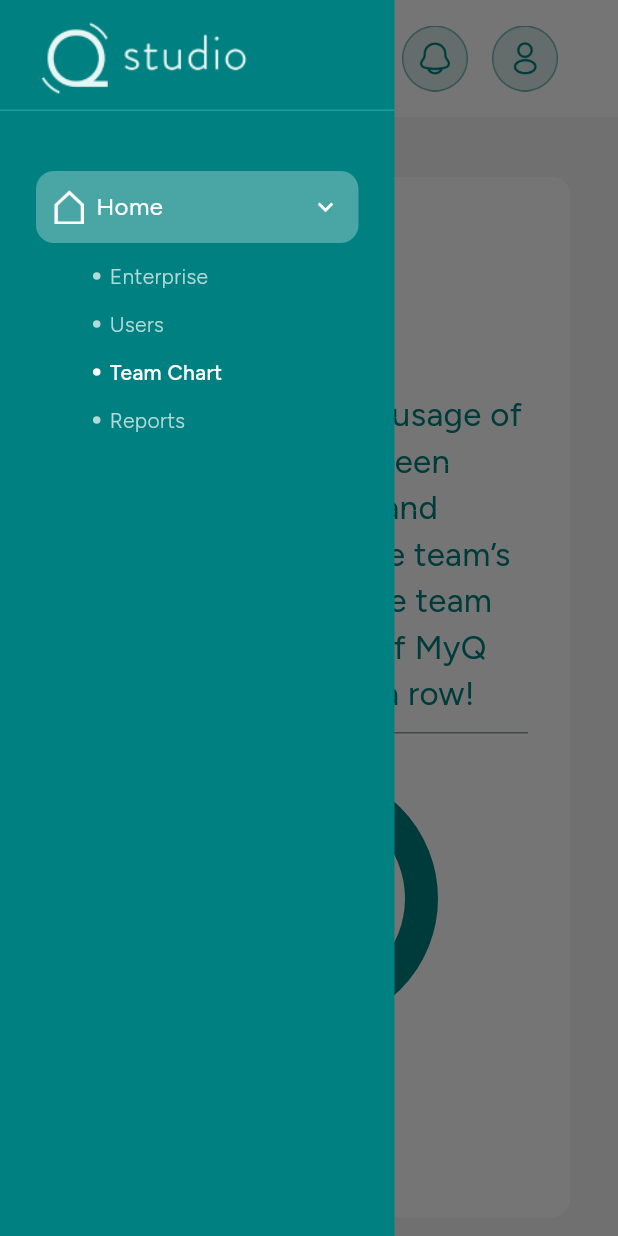
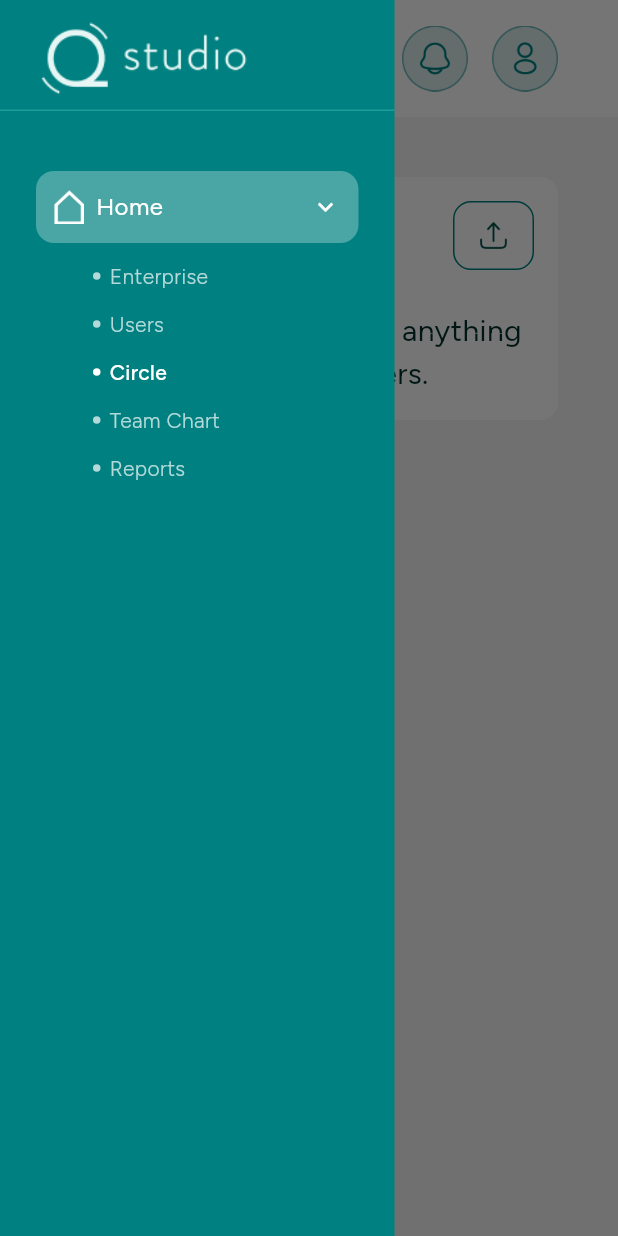
Before and after one commit to nachiketghelani56/mqs_admin_portal_web, a Flutter app: the MqsDashboardScreen screen opened by its route, after a tap on the "menu" icon, after a tap on "Enterprise", on a phone screen of 412 x 824 dp. Run offline on Flutter 3.47's test engine with Material 3 defaults, Android fonts, the light colour scheme and no system bars; our stand-ins replace cached_network_image, cloud_firestore, csv, envied, file_picker, firebase_auth and 3 more; missing offline and left inert: file_saver; accounts and stored records are empty.

Commit message:
[IMP] Implemented view circle, pagination and search circle

```diff
--- a/lib/config/string_config.dart
+++ b/lib/config/string_config.dart
@@ -25,11 +25,13 @@ class Login {
 class Dashboard {
   final String enterprise = "Enterprise";
   final String users = "Users";
+  final String circle = "Circle";
   final String filter = "Filter";
   final String export = "Export";
   final String addEnterprise = "Add Enterprise";
   final String editEnterprise = "Edit Enterprise";
   final String searchByNameEmail = "Search by name or email.";
+  final String searchByNameTitle = "Search by name or title.";
   final String id = "id";
   final String mqsEnterPriseCode = "Enterprise Code";
   final String rowsPerPage = "Rows per page:";
@@ -173,7 +175,8 @@ class Dashboard {
   final String signedUp = "Signed Up";
   final String enable = "Enable";
   final String pinCodeText = "Pin Code";
-  final String noDataFound = "Sorry, we couldn't find anything that matches your filters.";
+  final String noDataFound =
+      "Sorry, we couldn't find anything that matches your filters.";
   final String enterpriseCollection = "enterprise_collection";
   final String userCollection = "user_collection";
   final String invalidCSVFile = "Invalid CSV file";
@@ -199,8 +202,9 @@ class Dashboard {
   final String mqsIsTeam = "mqsIsTeam";
   final String mqsTeamListKey = "mqsTeamList";
   final String mqsEmployeeList = "mqsEmployeeList";
-  final String mqsEnterprisePOCsSubscriptionDetails = "mqsEnterprisePOCsSubscriptionDetails";
-
+  final String mqsEnterprisePOCsSubscriptionDetails =
+      "mqsEnterprisePOCsSubscriptionDetails";
+  final String circleInformation = "Circle Information";
 }
 
 class RefExp {
--- a/lib/routes/app_routes.dart
+++ b/lib/routes/app_routes.dart
@@ -1,5 +1,6 @@
 import 'package:get/get.dart';
 import 'package:mqs_admin_portal_web/views/add_enterprise/add_enterprise_screen.dart';
+import 'package:mqs_admin_portal_web/views/circle_detail/circle_detail_screen.dart';
 import 'package:mqs_admin_portal_web/views/enterprise_detail/enterprise_detail_screen.dart';
 import 'package:mqs_admin_portal_web/views/login/login_screen.dart';
 import 'package:mqs_admin_portal_web/views/mqs_dashboard/mqs_dashboard_screen.dart';
@@ -12,7 +13,7 @@ class AppRoutes {
   static const String addEnterprise = "/add_enterprise";
   static const String userIAMDetail = "/user_iam_detail";
   static const String mqsDashboard = "/mqs_dashboard";
-  // static const String teamChart = "/team_chart";
+  static const String circleDetail = "/circle_detail";
 
   static List<GetPage> get pages => [
         GetPage(name: AppRoutes.login, page: () => LoginScreen()),
@@ -25,6 +26,6 @@ class AppRoutes {
         GetPage(
             name: AppRoutes.userIAMDetail, page: () => UserIAMDetailScreen()),
         GetPage(name: AppRoutes.mqsDashboard, page: () => MqsDashboardScreen()),
-        // GetPage(name: AppRoutes.teamChart, page: () => TeamChartScreen()),
+        GetPage(name: AppRoutes.circleDetail, page: () => CircleDetailScreen()),
       ];
 }
--- /dev/null
+++ b/lib/views/circle/circle_screen.dart
@@ -0,0 +1,102 @@
+import 'package:flutter/material.dart';
+import 'package:get/get.dart';
+import 'package:mqs_admin_portal_web/config/config.dart';
+import 'package:mqs_admin_portal_web/extensions/ext_on_num.dart';
+import 'package:mqs_admin_portal_web/extensions/ext_on_widget.dart';
+import 'package:mqs_admin_portal_web/views/circle/controller/circle_controller.dart';
+import 'package:mqs_admin_portal_web/views/circle/widgets/circle_detail_widget.dart';
+import 'package:mqs_admin_portal_web/views/circle/widgets/circle_table_bottom_widget.dart';
+import 'package:mqs_admin_portal_web/views/circle/widgets/circle_table_row_widget.dart';
+import 'package:mqs_admin_portal_web/views/circle/widgets/circle_table_title_widget.dart';
+import 'package:mqs_admin_portal_web/views/circle/widgets/circle_top_buttons_widget.dart';
+import 'package:mqs_admin_portal_web/views/mqs_dashboard/home/controller/home_controller.dart';
+import 'package:mqs_admin_portal_web/views/mqs_dashboard/home/widgets/home_header_widget.dart';
+
+class CircleScreen extends StatelessWidget {
+  CircleScreen({super.key, required this.scaffoldKey});
+
+  final GlobalKey<ScaffoldState> scaffoldKey;
+  final HomeController _homeController = Get.find();
+  final CircleController _circleController = Get.put(CircleController());
+
+  @override
+  Widget build(BuildContext context) {
+    return Column(
+      children: [
+        homeHeaderWidget(
+            homeController: _homeController,
+            context: context,
+            scaffoldKey: scaffoldKey),
+        SizeConfig.size15.height,
+        Expanded(
+          child: Obx(
+            () => Row(
+              crossAxisAlignment: CrossAxisAlignment.start,
+              children: [
+                Expanded(
+                  child: SingleChildScrollView(
+                    padding: const EdgeInsets.only(bottom: SizeConfig.size25),
+                    child: Container(
+                      decoration: FontTextStyleConfig.cardDecoration,
+                      padding: const EdgeInsets.all(SizeConfig.size16),
+                      child: Column(
+                        children: [
+                          circleTopButtonsWidget(
+                            circleController: _circleController,
+                            scaffoldKey: scaffoldKey,
+                            context: context,
+                          ),
+                          SizeConfig.size26.height,
+                          _circleController.searchedCircle.isEmpty
+                              ? Text(
+                                  StringConfig.dashboard.noDataFound,
+                                  style: FontTextStyleConfig.subtitleStyle,
+                                ).center
+                              : SingleChildScrollView(
+                                  child: Column(
+                                    children: [
+                                      circleTableTitleWidget(),
+                                      for (int i =
+                                              _circleController.offset.value;
+                                          i < _circleController.getMaxOffset();
+                                          i++)
+                                        circleTableRowWidget(
+                                          circleController: _circleController,
+                                          isSelected: _circleController
+                                                  .viewIndex.value ==
+                                              i,
+                                          context: context,
+                                          index: i,
+                                        ),
+                                      circleTableBottomWidget(
+                                          circleController: _circleController),
+                                    ],
+                                  ),
+                                ),
+                        ],
+                      ),
+                    ),
+                  ),
+                ),
+                if (context.width > SizeConfig.size1500 &&
+                    _circleController.searchedCircle.isNotEmpty) ...[
+                  SizeConfig.size20.width,
+                  Expanded(
+                    child: _circleController.viewIndex.value >= 0
+                        ? circleDetailWidget(
+                            circleController: _circleController)
+                        : const SizedBox.shrink(),
+                  ),
+                ],
+              ],
+            ).paddingOnly(
+              left: SizeConfig.size40,
+              right: SizeConfig.size40,
+              top: SizeConfig.size25,
+            ),
+          ),
+        ),
+      ],
+    );
+  }
+}
--- /dev/null
+++ b/lib/views/circle/widgets/circle_top_buttons_widget.dart
@@ -0,0 +1,68 @@
+import 'package:flutter/material.dart';
+import 'package:get/get.dart';
+import 'package:mqs_admin_portal_web/config/config.dart';
+import 'package:mqs_admin_portal_web/extensions/ext_on_num.dart';
+import 'package:mqs_admin_portal_web/views/circle/controller/circle_controller.dart';
+import 'package:mqs_admin_portal_web/widgets/custom_icon_button.dart';
+import 'package:mqs_admin_portal_web/widgets/search_text_field.dart';
+
+Widget circleTopButtonsWidget(
+    {required CircleController circleController,
+    required GlobalKey<ScaffoldState> scaffoldKey,
+    required BuildContext context}) {
+  return context.width > SizeConfig.size1800
+      ? Row(
+          children: [
+            // CustomPrefixButton(
+            //   prefixIcon: ImageConfig.filter,
+            //   btnText: StringConfig.dashboard.filter,
+            //   padding: SizeConfig.size15,
+            //   onTap: () {
+            //     scaffoldKey.currentState?.openEndDrawer();
+            //   },
+            // ),
+            // SizeConfig.size12.width,
+            SearchTextField(
+              controller: circleController.searchController,
+              hintText: StringConfig.dashboard.searchByNameTitle,
+              onChanged: (p0) {
+                circleController.searchCircle();
+              },
+            ),
+            const Spacer(),
+            SizeConfig.size12.width,
+            CustomIconButton(
+              icon: ImageConfig.export,
+              onTap: () {
+                circleController.exportCircle();
+              },
+            ),
+          ],
+        )
+      : Row(
+          children: [
+            CustomIconButton(
+              icon: ImageConfig.filter,
+              onTap: () {
+                scaffoldKey.currentState?.openEndDrawer();
+              },
+            ),
+            SizeConfig.size12.width,
+            SearchTextField(
+              controller: circleController.searchController,
+              hintText: StringConfig.dashboard.searchByNameTitle,
+              onChanged: (p0) {
+                circleController.searchCircle();
+              },
+            ),
+            const Spacer(),
+            SizeConfig.size12.width,
+            CustomIconButton(
+              icon: ImageConfig.export,
+              onTap: () {
+                circleController.exportCircle();
+              },
+            ),
+          ],
+        );
+}
--- a/lib/views/dashboard/controller/dashboard_controller.dart
+++ b/lib/views/dashboard/controller/dashboard_controller.dart
@@ -792,6 +792,7 @@ class DashboardController extends GetxController {
 
   searchEnterprise() {
     try {
+      reset();
       String query = searchController.text.trim().toLowerCase();
       if (query.isEmpty) {
         searchedEnterprises.value = enterprises;
@@ -1013,6 +1014,7 @@ class DashboardController extends GetxController {
 
   searchUser() {
     try {
+      reset();
       String query = searchController.text.trim().toLowerCase();
       if (query.isEmpty) {
         searchedUsers.value = users;
--- a/lib/views/mqs_dashboard/controller/mqs_dashboard_controller.dart
+++ b/lib/views/mqs_dashboard/controller/mqs_dashboard_controller.dart
@@ -12,6 +12,7 @@ class MqsDashboardController extends GetxController {
       subtitles: [
         StringConfig.dashboard.enterprise,
         StringConfig.dashboard.users,
+        StringConfig.dashboard.circle,
         StringConfig.teamChart.teamChart,
         StringConfig.mqsDashboard.reports,
       ],
--- a/lib/views/mqs_dashboard/home/controller/home_controller.dart
+++ b/lib/views/mqs_dashboard/home/controller/home_controller.dart
@@ -13,6 +13,10 @@ class HomeController extends GetxController {
     MenuModel(
       icon: ImageConfig.userIAM,
       title: StringConfig.dashboard.users,
+    ),
+    MenuModel(
+      icon: ImageConfig.userIAM,
+      title: StringConfig.dashboard.circle,
     ),
     MenuModel(
       icon: ImageConfig.teamChart,
--- a/lib/views/mqs_dashboard/mqs_dashboard_screen.dart
+++ b/lib/views/mqs_dashboard/mqs_dashboard_screen.dart
@@ -1,6 +1,7 @@
 import 'package:flutter/material.dart';
 import 'package:get/get.dart';
 import 'package:mqs_admin_portal_web/config/config.dart';
+import 'package:mqs_admin_portal_web/views/circle/circle_screen.dart';
 import 'package:mqs_admin_portal_web/views/dashboard/controller/dashboard_controller.dart';
 import 'package:mqs_admin_portal_web/views/dashboard/dashboard_screen.dart';
 import 'package:mqs_admin_portal_web/views/dashboard/widgets/filter_sheet_widget.dart';
@@ -55,10 +56,14 @@ class MqsDashboardScreen extends StatelessWidget {
                         );
                       } else if (_mqsDashboardController.subMenuIndex.value ==
                           2) {
+                        return CircleScreen(
+                            scaffoldKey: _mqsDashboardController.scaffoldKey);
+                      } else if (_mqsDashboardController.subMenuIndex.value ==
+                          3) {
                         return TeamChartScreen(
                             scaffoldKey: _mqsDashboardController.scaffoldKey);
                       } else if (_mqsDashboardController.subMenuIndex.value ==
-                          3) {
+                          4) {
                         return ReportingScreen(
                             scaffoldKey: _mqsDashboardController.scaffoldKey);
                       } else {
```
Also changed, not shown: lib/views/circle/controller/circle_controller.dart (added, +169 -0 lines), lib/views/circle/widgets/circle_detail_widget.dart (added, +73 -0 lines), lib/views/circle/widgets/circle_table_bottom_widget.dart (added, +55 -0 lines), lib/views/circle/widgets/circle_table_row_widget.dart (added, +56 -0 lines), lib/views/circle/widgets/circle_table_title_widget.dart (added, +42 -0 lines), lib/views/circle_detail/circle_detail_screen.dart (added, +25 -0 lines).
